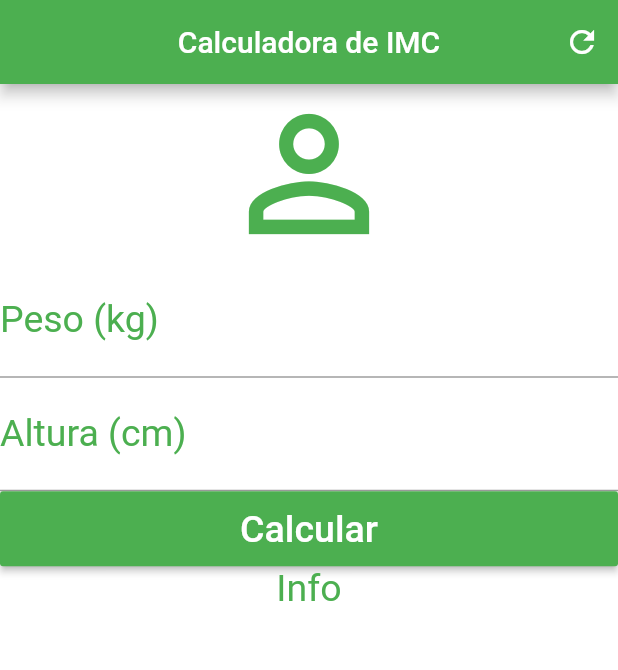
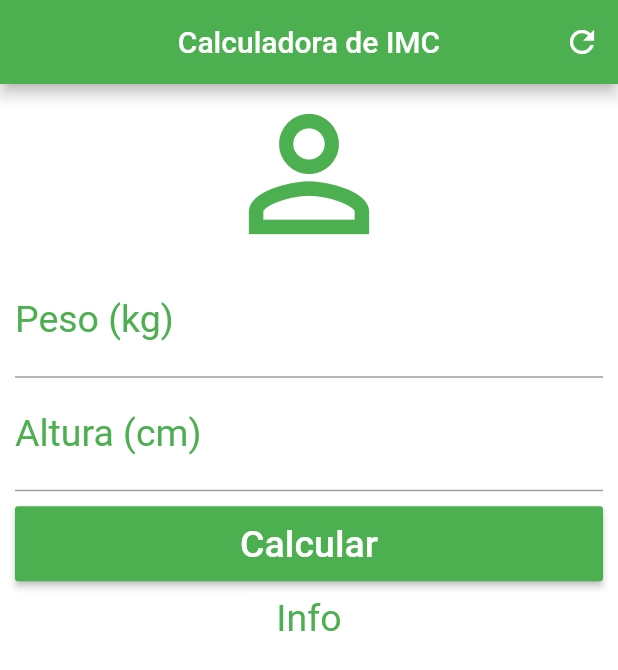
Before and after one commit to matheusF23/projects-flutter, a Flutter app: the screen it shows after launch, on a phone screen of 412 x 824 dp. Shown: the top 670 px of the screen. Run offline on Flutter 3.47's test engine with Material 2 defaults, Android fonts, the phone set to English and light mode, and no system bars.

Commit message:
Adição do ScrollView e ajustes no layout.

```diff
--- a/calculadora_imc/lib/main.dart
+++ b/calculadora_imc/lib/main.dart
@@ -28,7 +28,9 @@
         ],
       ),
       backgroundColor: Colors.white,
-      body: Column(
+      body: SingleChildScrollView(
+        padding: EdgeInsets.fromLTRB(10.0, 0.0, 10.0, 0.0),
+        child: Column(
           crossAxisAlignment: CrossAxisAlignment.stretch,
           children: <Widget>[
             Icon(Icons.person_outline, size: 120.0, color: Colors.green),
@@ -48,7 +50,9 @@
               textAlign: TextAlign.center,
               style: TextStyle(color: Colors.green, fontSize: 25.0),
             ),
-          Container(
+            Padding(
+              padding: EdgeInsets.only(top: 10.0, bottom: 10.0),
+              child: Container(
               height: 50.0,
               child: RaisedButton(
                 onPressed: () {},
@@ -59,6 +63,7 @@
                 color: Colors.green,
               ),
             ),
+            ),
             Text(
               "Info",
               textAlign: TextAlign.center,
@@ -66,6 +71,7 @@
             )
           ],
         ),
+      ),
     );
   }
 }
```
Lines whose indentation alone changed are shown as unchanged.
